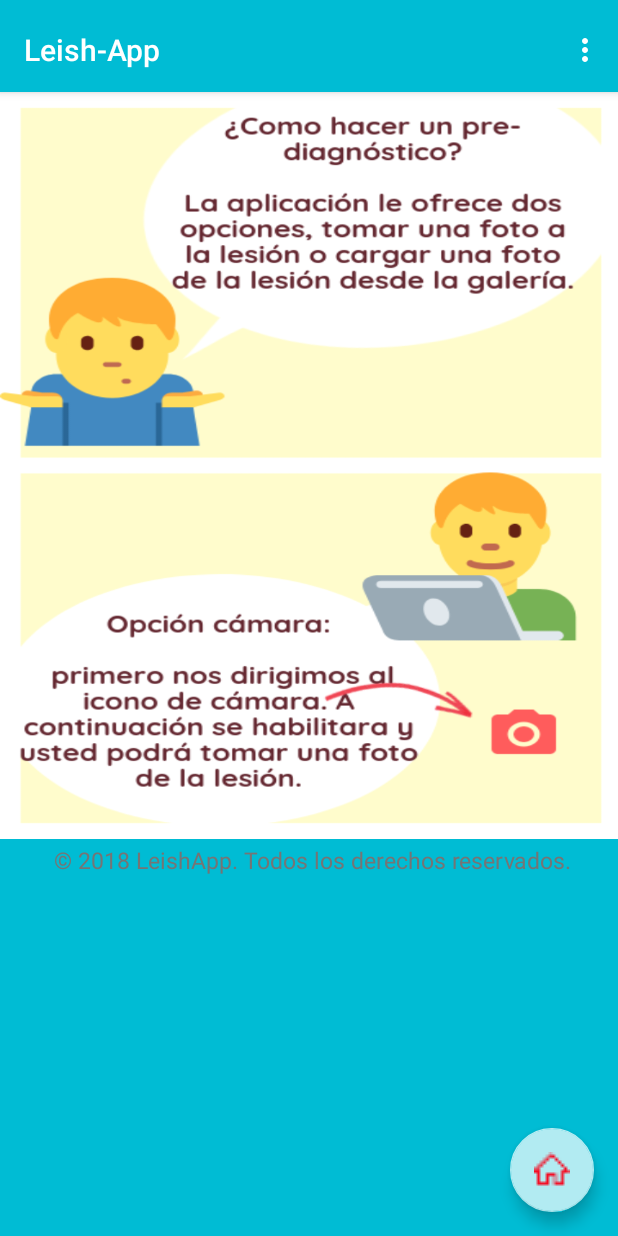
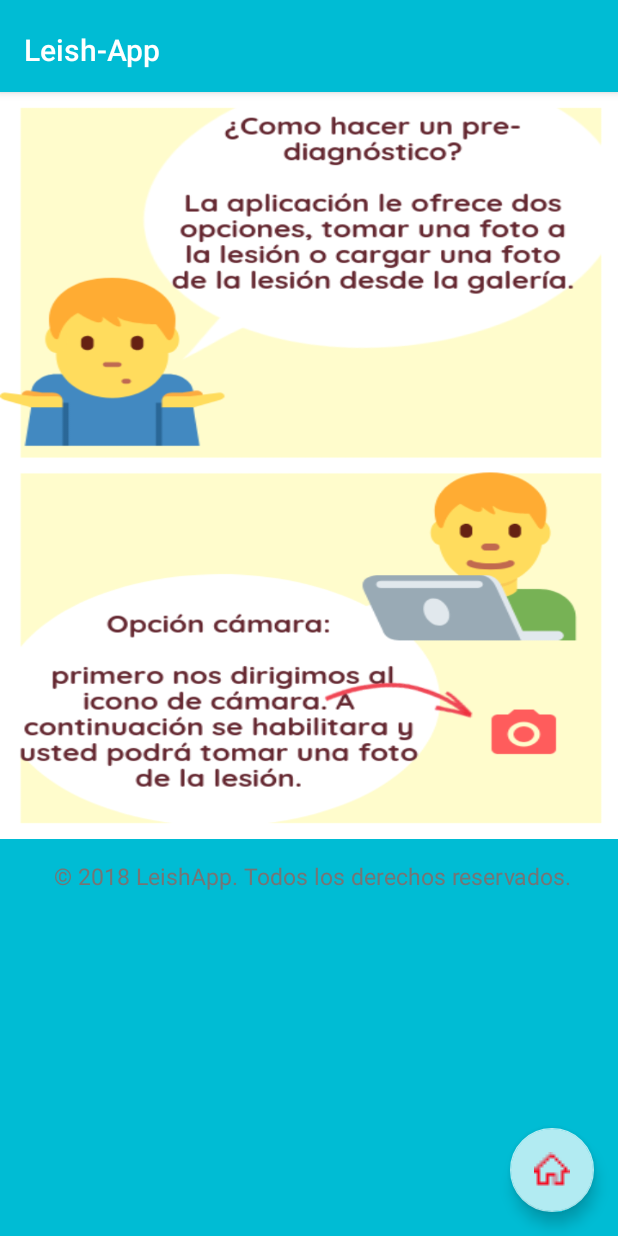
Before and after one commit to diegolamus/InvestigacionLeishmaniasis, an Android app: the Instrucciones screen opened directly, with no data from a screen before it, on a phone screen of 412 x 824 dp. Run offline under Robolectric (Android 15) with nearby library versions, the phone set to English and light mode, and no system bars.

Commit message:
instrucciones

```diff
--- a/AplicacionMovil/LeishmaniasisApp/app/src/main/java/co/edu/icesi/leishmaniasisapp/Instrucciones.java
+++ b/AplicacionMovil/LeishmaniasisApp/app/src/main/java/co/edu/icesi/leishmaniasisapp/Instrucciones.java
@@ -65,7 +65,7 @@ public class Instrucciones extends AppCompatActivity implements Instruccion2.OnF
     @Override
     public boolean onCreateOptionsMenu(Menu menu) {
         // Inflate the menu; this adds items to the action bar if it is present.
-        getMenuInflater().inflate(R.menu.menu_instruciones2, menu);
+        //getMenuInflater().inflate(R.menu.menu_instruciones2, menu);
         return true;
     }
 
--- a/AplicacionMovil/LeishmaniasisApp/app/src/main/res/layout/fragment_instruccion1.xml
+++ b/AplicacionMovil/LeishmaniasisApp/app/src/main/res/layout/fragment_instruccion1.xml
@@ -7,10 +7,17 @@
     android:background="@color/colorPrimary"
     tools:context=".Instruccion1">
 
-    <!-- TODO: Update blank fragment layout -->
+    <ScrollView
+        android:layout_width="match_parent"
+        android:layout_height="wrap_content">
+    <RelativeLayout
+        android:layout_width="match_parent"
+        android:layout_height="match_parent">
+
         <LinearLayout
             android:layout_width="match_parent"
-        android:layout_height="wrap_content"
+            android:layout_height="match_parent"
+            android:layout_marginBottom="50dp"
             android:orientation="vertical">
 
             <ImageView
@@ -18,21 +25,20 @@
                 android:layout_height="498dp"
                 android:background="@drawable/uno" />
 
-        <LinearLayout
-            android:layout_width="match_parent"
-            android:layout_height="wrap_content"
-            android:layout_gravity="center"
-            android:layout_marginTop="3dp"
-            android:orientation="horizontal">
+
+        </LinearLayout>
 
         <TextView
             android:layout_width="match_parent"
-                android:layout_height="match_parent"
+            android:layout_height="50dp"
             android:text=" © 2018 LeishApp. Todos los derechos reservados."
-                android:textAlignment="center"
+            android:gravity="center"
             android:textColor="@color/secondaryText"
+            android:layout_alignParentBottom="true"
             android:textSize="15sp" />
-        </LinearLayout>
 
-    </LinearLayout>
+    </RelativeLayout>
+    </ScrollView>
+
+
 </FrameLayout>
```
Also changed, not shown: AplicacionMovil/LeishmaniasisApp/app/src/main/java/co/edu/icesi/modelo/ProcesamientoImagen.java (+7 -2 lines), AplicacionMovil/LeishmaniasisApp/app/src/main/res/layout/fragment_instruccion2.xml (+17 -15 lines), AplicacionMovil/LeishmaniasisApp/app/src/main/res/layout/fragment_instruccion3.xml (+16 -14 lines), AplicacionMovil/LeishmaniasisApp/app/src/main/res/layout/fragment_instruccion4.xml (+21 -15 lines). Lines whose indentation alone changed are shown as unchanged.
